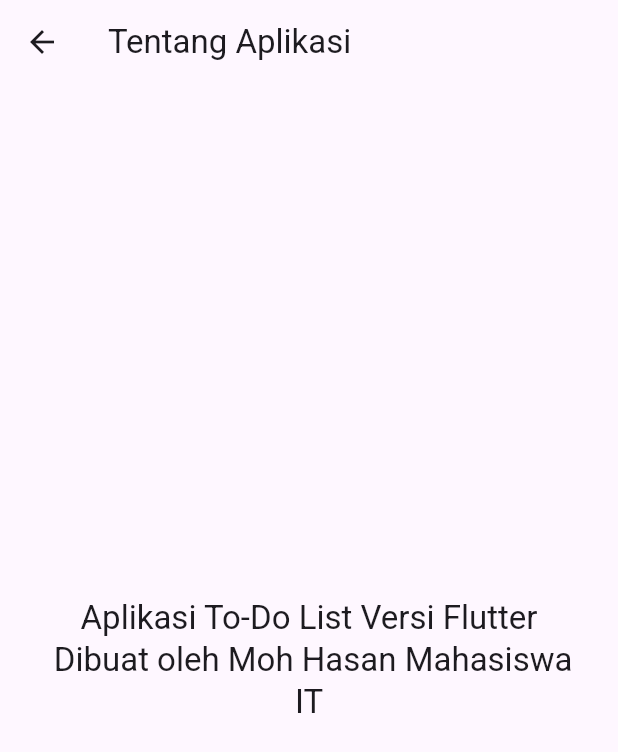
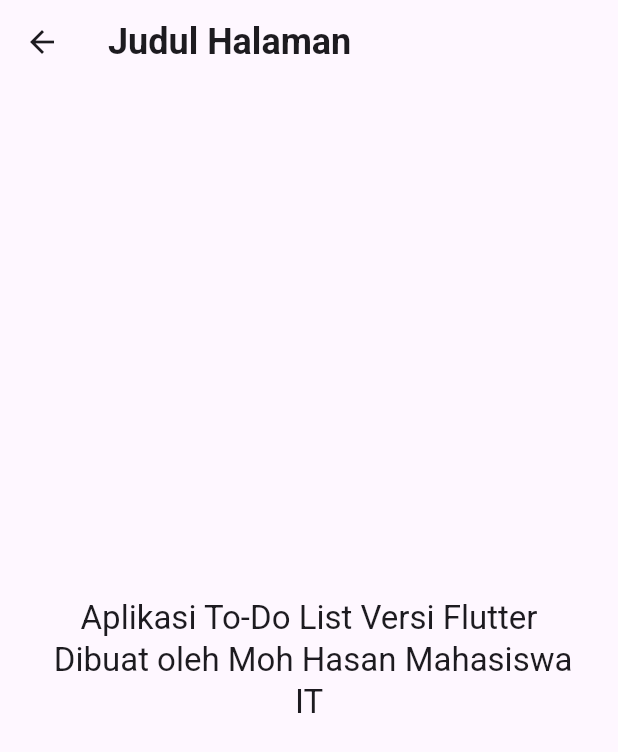
Before and after one commit to Azkam123/To-Do_List, a Flutter app: the screen it shows after launch, after a tap on the "info outline" icon, on a phone screen of 412 x 824 dp. Shown: the top 752 px of the screen. Run offline on Flutter 3.47's test engine with Material 3 defaults, Android fonts, the phone set to English and light mode, and no system bars.

Commit message:
menambahkan custom_font dan perubahan di title  diberikan style heading

```diff
--- a/lib/screens/about_screen.dart
+++ b/lib/screens/about_screen.dart
@@ -1,10 +1,11 @@
 import 'package:flutter/material.dart';
+import 'package:to_do_list/utils/custom_font.dart';
 
 class AboutScreen extends StatelessWidget{
   @override
   Widget build (BuildContext context){
     return Scaffold(
-      appBar: AppBar(title: Text("Tentang Aplikasi")),
+      appBar: AppBar(title: Text('Judul Halaman', style: headingStyle,)),
      body: Center(
       child: Padding(
         padding: const EdgeInsets.all(20),
--- a/lib/screens/home_screen.dart
+++ b/lib/screens/home_screen.dart
@@ -1,4 +1,5 @@
 import 'package:flutter/material.dart';
+import 'package:to_do_list/utils/custom_font.dart';
 
 class HomeScreen extends StatefulWidget{
   final VoidCallback toggleTheme;
@@ -34,7 +35,7 @@
    Widget build(BuildContext context){
     return Scaffold(
       appBar: AppBar(
-        title: Text('To-Do List'),
+        title: Text('To-Do List', style: headingStyle,),
         actions: [
           IconButton(
             icon: Icon(Icons.brightness_6),
--- a/lib/utils/custom_font.dart
+++ b/lib/utils/custom_font.dart
@@ -0,0 +1,12 @@
+import 'package:flutter/material.dart';
+
+const TextStyle headingStyle =TextStyle(
+  fontFamily: 'Roboto',
+  fontSize: 24,
+  fontWeight: FontWeight.bold,
+);
+
+const TextStyle bodyStyle = TextStyle(
+  fontFamily: 'Roboto',
+  fontSize: 16,
+);
```
